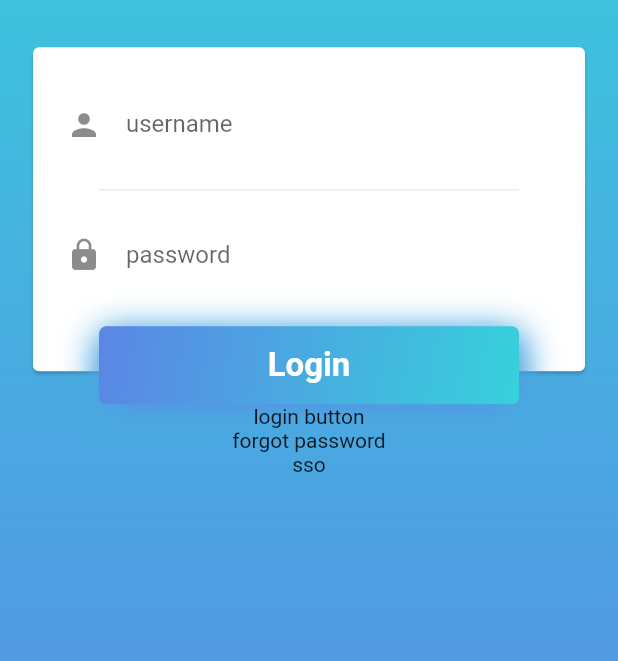
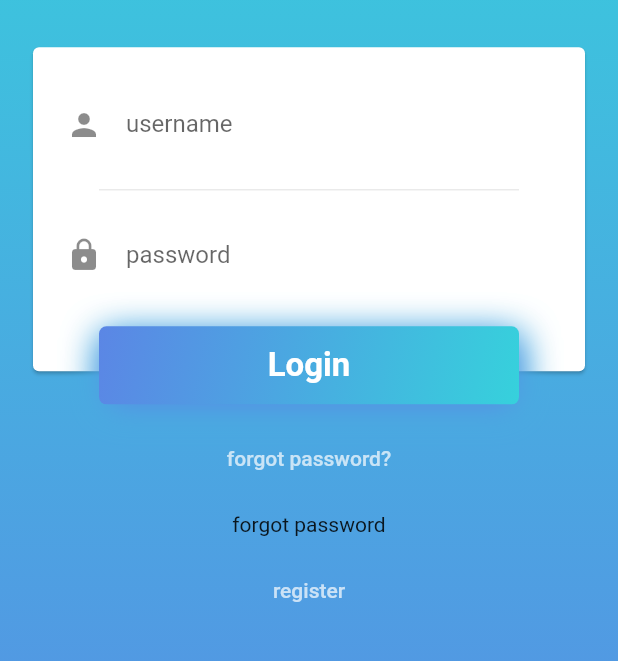
Before and after one commit to yodnamr/master_flutter, a Flutter app: the screen it shows after launch, on a phone screen of 412 x 824 dp, the part 250-911 px from its top. Run offline on Flutter 3.47's test engine with Material 2 defaults, Android fonts, the phone set to English and light mode, and no system bars.

Commit message:
build button with function

```diff
--- a/lib/src/pages/login/login_page.dart
+++ b/lib/src/pages/login/login_page.dart
@@ -86,9 +86,19 @@ class LoginPage extends StatelessWidget {
                     ),
                   ],
                 ),
-                Text('login button'),
+                _buildTextButton(
+                  'forgot password?',
+                  onPressed: () {
+                    //todo
+                  },
+                ),
                 Text('forgot password'),
-                Text('sso'),
+                _buildTextButton(
+                  'register',
+                  onPressed: () {
+                    //todo
+                  },
+                ),
               ],
             ),
           ),
@@ -124,4 +134,18 @@ class LoginPage extends StatelessWidget {
       ),
     );
   }
+
+  Container _buildTextButton(String text, {VoidCallback onPressed}) => Container(
+      margin: EdgeInsets.symmetric(vertical: 12),
+      width: double.infinity,
+      child: TextButton(
+        onPressed: onPressed,
+        child: Text(
+          text,
+          style: TextStyle(
+            color: Colors.white70,
+          ),
+        ),
+      ),
+    );
 }
```
